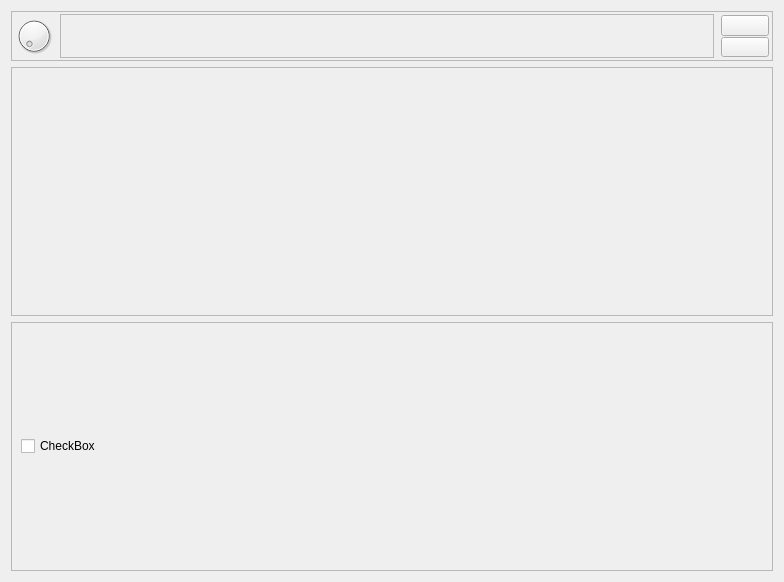
Before: the Qt Designer form src/QUI/mainwindow.ui in wtrsltnk/zynaddsubfx, drawn with Qt 5.
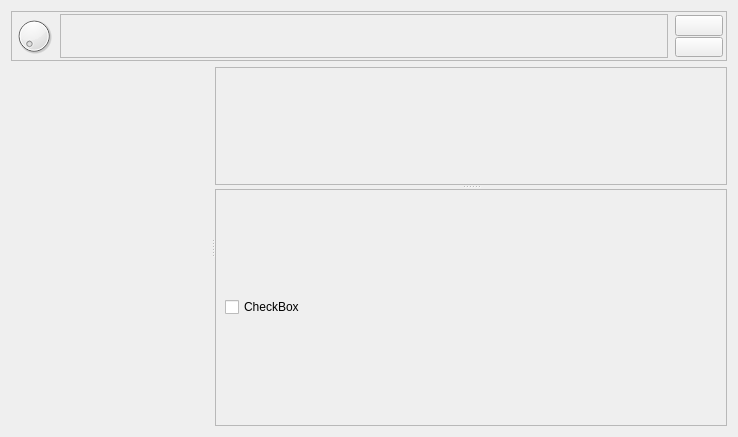
After: the same form once the commit is applied. Custom widgets are drawn as their Qt base class.

Commit message: - Stub classes and ui for instument window and container added

```diff
--- a/src/QUI/mainwindow.ui
+++ b/src/QUI/mainwindow.ui
@@ -6,8 +6,8 @@
    <rect>
     <x>0</x>
     <y>0</y>
-    <width>784</width>
-    <height>582</height>
+    <width>738</width>
+    <height>437</height>
    </rect>
   </property>
   <property name="windowTitle">
@@ -130,6 +130,23 @@
     </widget>
    </item>
    <item>
+    <widget class="QSplitter" name="splitter_2">
+     <property name="orientation">
+      <enum>Qt::Horizontal</enum>
+     </property>
+     <widget class="QWidget" name="widget_3" native="true">
+      <property name="minimumSize">
+       <size>
+        <width>200</width>
+        <height>0</height>
+       </size>
+      </property>
+      <layout class="QVBoxLayout" name="verticalLayout_3"/>
+     </widget>
+     <widget class="QSplitter" name="splitter">
+      <property name="orientation">
+       <enum>Qt::Vertical</enum>
+      </property>
     <widget class="QFrame" name="frame">
      <property name="frameShape">
       <enum>QFrame::StyledPanel</enum>
@@ -143,8 +160,6 @@
       </item>
      </layout>
     </widget>
-   </item>
-   <item>
     <widget class="QFrame" name="frame_2">
      <property name="frameShape">
       <enum>QFrame::StyledPanel</enum>
@@ -161,6 +176,8 @@
        </widget>
       </item>
      </layout>
+      </widget>
+     </widget>
     </widget>
    </item>
   </layout>
```
Lines whose indentation alone changed are shown as unchanged. The commit also changes 7 other files.
